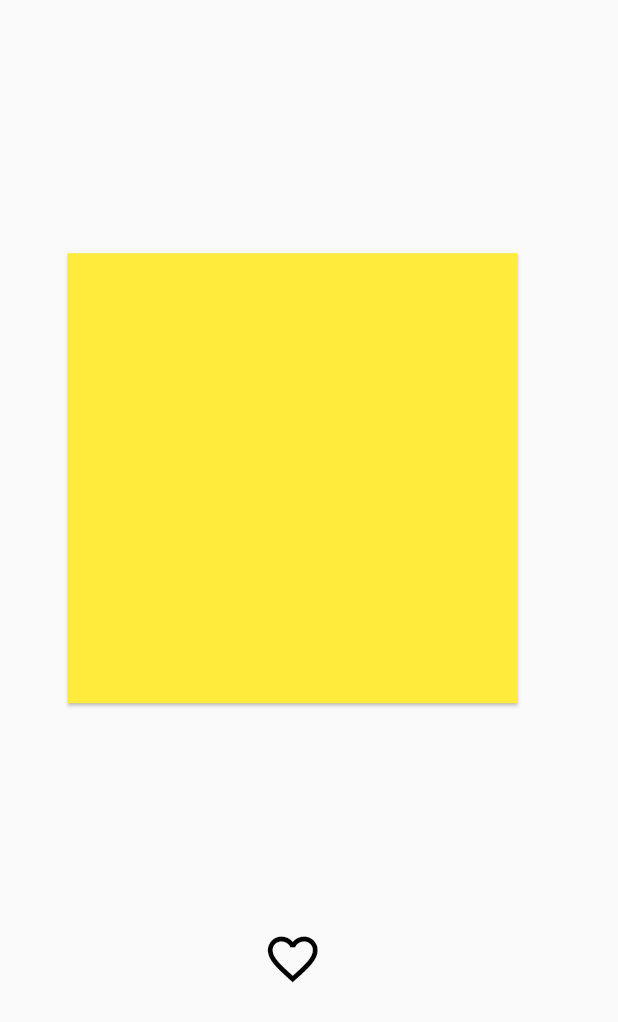
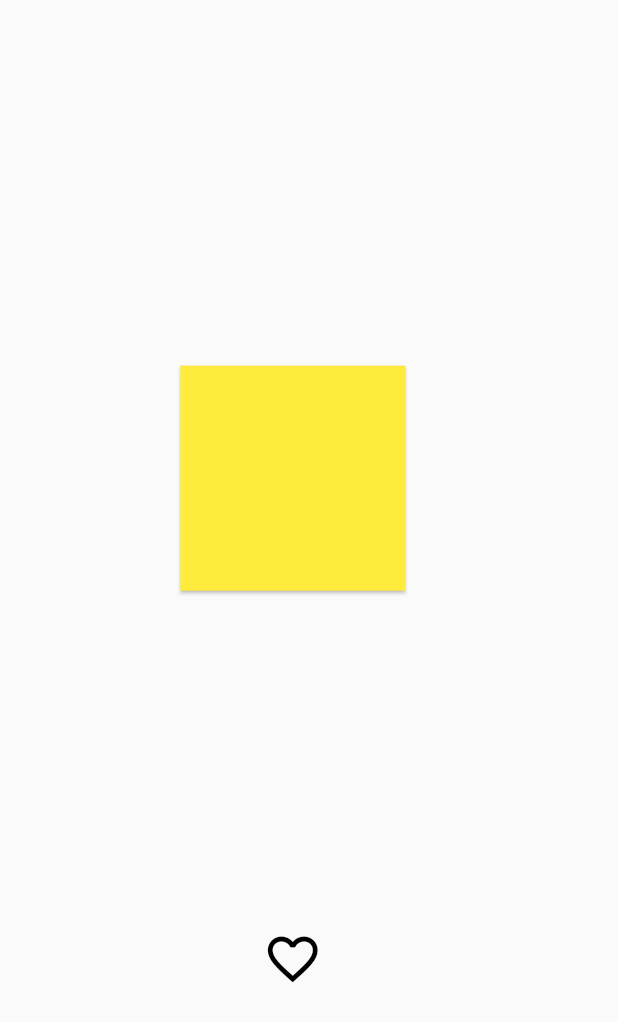
Before and after one commit to Ivy-Walobwa/flutter-gesture-detector, a Flutter app: the screen it shows after launch, on a phone screen of 412 x 824 dp. Shown: the top 1022 px of the screen. Run offline on Flutter 3.47's test engine with Material 2 defaults, Android fonts, the phone set to English and light mode, and no system bars.

Commit message:
Implement Scale

```diff
--- a/lib/presentation/widgets/my_card_widget.dart
+++ b/lib/presentation/widgets/my_card_widget.dart
@@ -13,6 +13,8 @@ class MyCardWidget extends StatefulWidget {
 class _MyCardWidgetState extends State<MyCardWidget> {
   Color bgColor = Colors.yellow;
   bool makeCircular = false;
+  double _scaleFactor = 0.5;
+  double _baseScaleFactor = 0.5;
   @override
   Widget build(BuildContext context) {
     return GestureDetector(
@@ -26,13 +28,29 @@ class _MyCardWidgetState extends State<MyCardWidget> {
           makeCircular = !makeCircular;
         });
       },
-      child:   Card(
-        shape: makeCircular? const CircleBorder(): const RoundedRectangleBorder(),
-        child: const SizedBox(
-          height: 300,
-          width: 300,
+      onScaleStart: (details){
+        _baseScaleFactor = _scaleFactor;
+
+      },
+      onScaleUpdate: (details){
+        setState(() {
+          _scaleFactor = _baseScaleFactor * details.scale;
+        });
+      },
+      onScaleEnd: (details){
+        // return to initial scale
+        _scaleFactor = _baseScaleFactor;
+      },
+      child:   Transform.scale(
+        scale: _scaleFactor,
+        child: Card(
+          shape: makeCircular? const CircleBorder(): const RoundedRectangleBorder(),
+          child: const SizedBox(
+            height: 300,
+            width: 300,
+          ),
+          color: bgColor,
         ),
-        color: bgColor,
       ),
     );
   }
```
